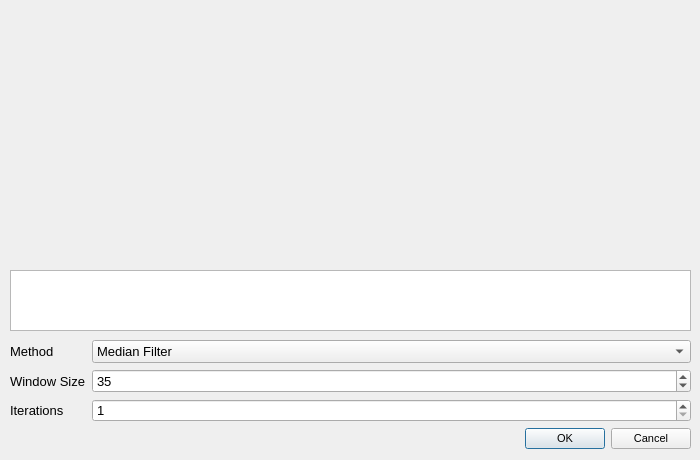
Old version of the form GUI/Processing/baselinedialog.ui in the repository VespucciProject/Vespucci.
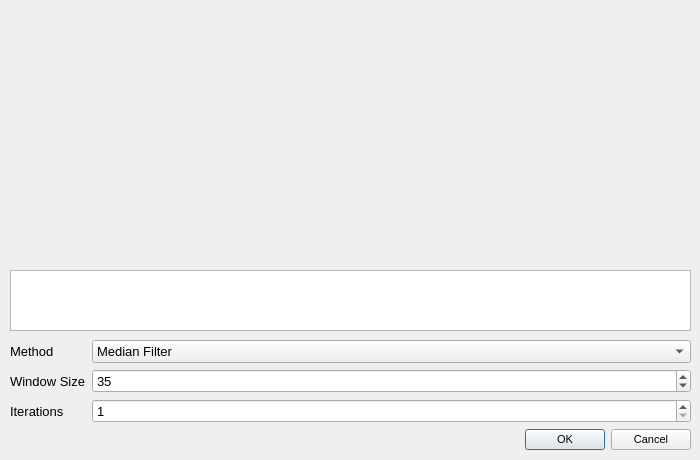
New version of the form. Custom widgets are drawn as their Qt base class.

Diff of the .ui file:
```diff
--- a/GUI/Processing/baselinedialog.ui
+++ b/GUI/Processing/baselinedialog.ui
@@ -24,7 +24,7 @@
      <x>10</x>
      <y>340</y>
      <width>681</width>
-     <height>109</height>
+     <height>115</height>
     </rect>
    </property>
    <layout class="QFormLayout" name="formLayout">
```
Left out of the diff: 4 changed lines with no effect on the pictures.
